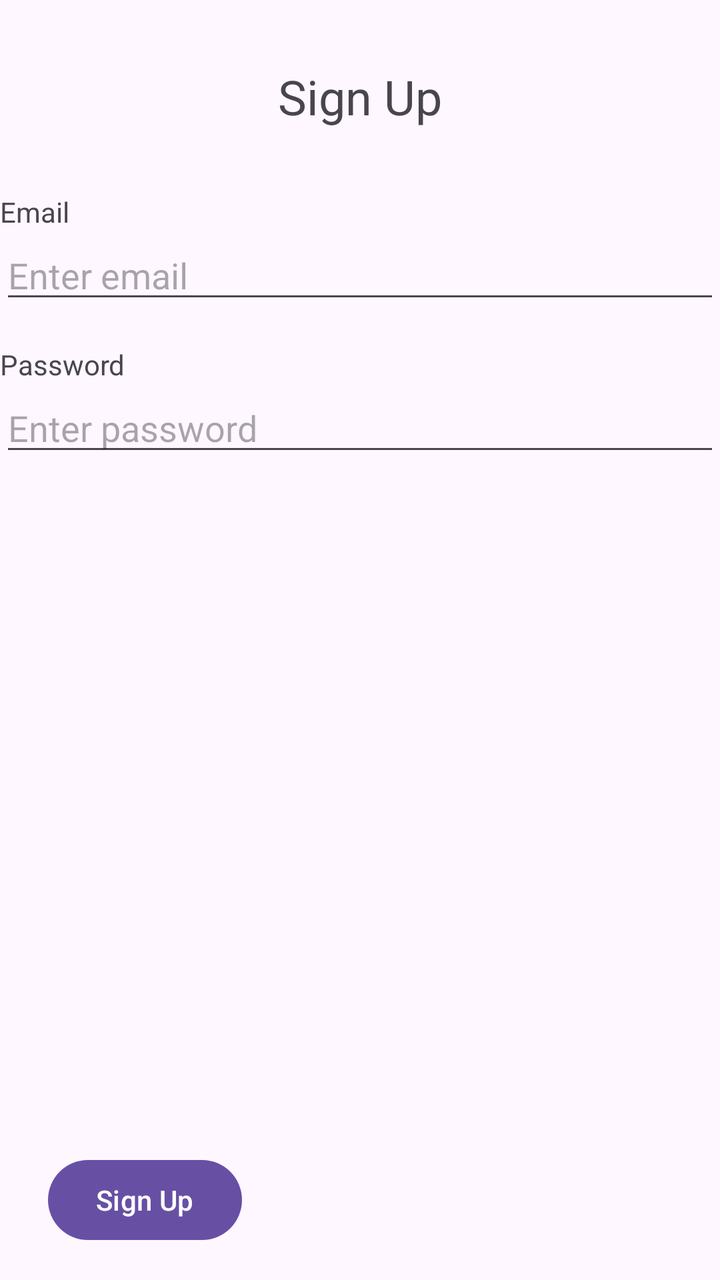
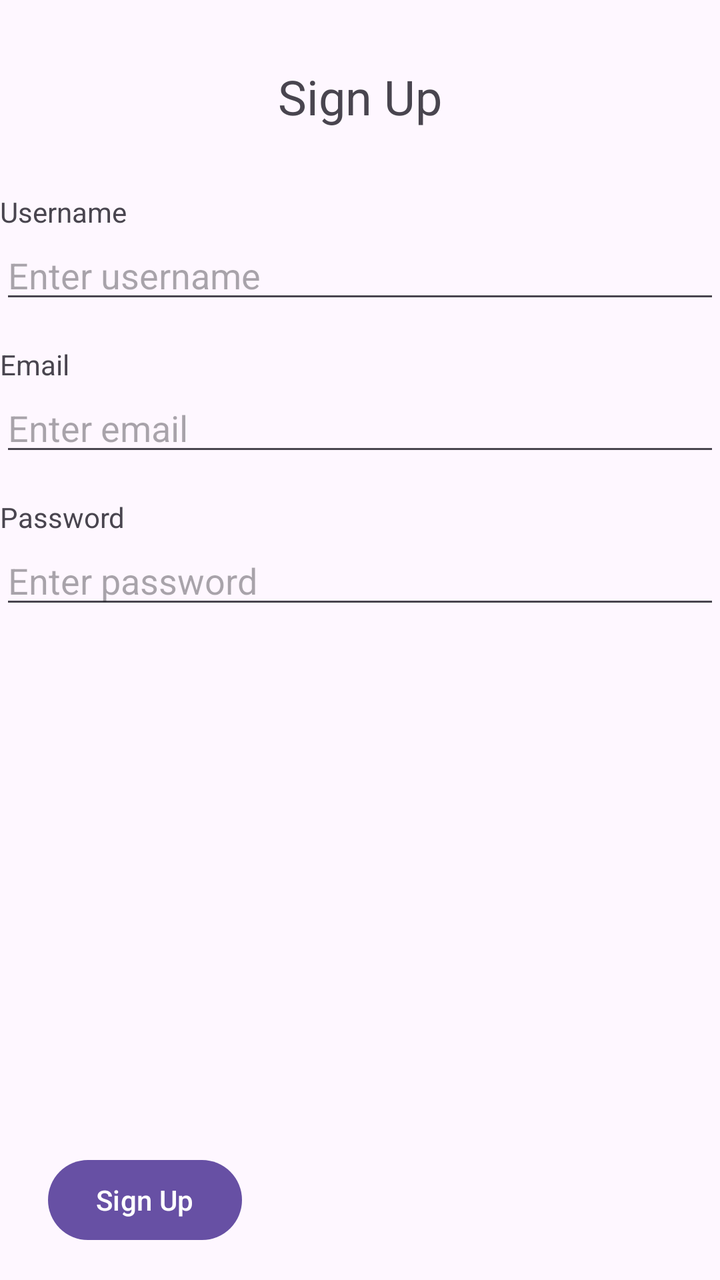

Screens rendered from an Android XML layout before and after an edit, with the pre-edit source and the edit as a unified diff.
<!-- AndroidManifest.xml: application theme Theme.Bolt2Brutus -->
<!-- res/layout/fragment_signup.xml -->
<?xml version="1.0" encoding="utf-8"?>
<androidx.constraintlayout.widget.ConstraintLayout xmlns:android="http://schemas.android.com/apk/res/android"
    xmlns:app="http://schemas.android.com/apk/res-auto"
    xmlns:tools="http://schemas.android.com/tools"
    android:layout_width="match_parent"
    android:layout_height="match_parent"
    tools:context=".SignupFragment">


    <TextView
        android:id="@+id/titleText"
        android:layout_width="wrap_content"
        android:layout_height="wrap_content"
        android:text="Sign Up"
        android:textSize="24sp"
        android:layout_marginTop="32dp"
        app:layout_constraintTop_toTopOf="parent"
        app:layout_constraintStart_toStartOf="parent"
        app:layout_constraintEnd_toEndOf="parent" />

    <TextView
        android:id="@+id/emailLabel"
        android:layout_width="0dp"
        android:layout_height="wrap_content"
        android:text="Email"
        android:layout_marginTop="32dp"
        app:layout_constraintTop_toBottomOf="@+id/titleText"
        app:layout_constraintStart_toStartOf="parent"
        app:layout_constraintEnd_toEndOf="parent" />

    <EditText
        android:id="@+id/emailEditText"
        android:layout_width="0dp"
        android:layout_height="wrap_content"
        android:hint="Enter email"
        android:inputType="textEmailAddress"
        android:maxLines="1"
        app:layout_constraintTop_toBottomOf="@+id/emailLabel"
        app:layout_constraintStart_toStartOf="parent"
        app:layout_constraintEnd_toEndOf="parent" />

    <TextView
        android:id="@+id/passwordLabel"
        android:layout_width="0dp"
        android:layout_height="wrap_content"
        android:text="Password"
        android:layout_marginTop="16dp"
        app:layout_constraintTop_toBottomOf="@+id/emailEditText"
        app:layout_constraintStart_toStartOf="parent"
        app:layout_constraintEnd_toEndOf="parent" />

    <EditText
        android:id="@+id/passwordEditText"
        android:layout_width="0dp"
        android:layout_height="wrap_content"
        android:hint="Enter password"
        android:inputType="textPassword"
        android:maxLines="1"
        app:layout_constraintTop_toBottomOf="@+id/passwordLabel"
        app:layout_constraintStart_toStartOf="parent"
        app:layout_constraintEnd_toEndOf="parent" />

    <Button
        android:id="@+id/signUpSubmitButton"
        android:layout_width="0dp"
        android:layout_height="wrap_content"
        android:layout_marginStart="24dp"
        android:layout_marginBottom="16dp"
        android:text="Sign Up"
        app:layout_constraintBottom_toBottomOf="parent"
        app:layout_constraintStart_toStartOf="parent" />


</androidx.constraintlayout.widget.ConstraintLayout>
<!-- resources referenced by this layout -->
<resources>
  <style name="Theme.Bolt2Brutus" parent="Base.Theme.Bolt2Brutus" />
  <style name="Base.Theme.Bolt2Brutus" parent="Theme.Material3.DayNight.NoActionBar">
          
          
      </style>
</resources>

<!-- the commit's change to res/layout/fragment_signup.xml (unified diff, before → after) -->
@@ -4,7 +4,7 @@
     xmlns:tools="http://schemas.android.com/tools"
     android:layout_width="match_parent"
     android:layout_height="match_parent"
-    tools:context=".SignupFragment">
+    tools:context=".ui.auth.SignupFragment">
 
 
     <TextView
@@ -19,12 +19,33 @@
         app:layout_constraintEnd_toEndOf="parent" />
 
     <TextView
+        android:id="@+id/usernameLabel"
+        android:layout_width="0dp"
+        android:layout_height="wrap_content"
+        android:text="Username"
+        android:layout_marginTop="32dp"
+        app:layout_constraintTop_toBottomOf="@+id/titleText"
+        app:layout_constraintStart_toStartOf="parent"
+        app:layout_constraintEnd_toEndOf="parent" />
+
+    <EditText
+        android:id="@+id/usernameEditText"
+        android:layout_width="0dp"
+        android:layout_height="wrap_content"
+        android:hint="Enter username"
+        android:inputType="text"
+        android:maxLines="1"
+        app:layout_constraintTop_toBottomOf="@+id/usernameLabel"
+        app:layout_constraintStart_toStartOf="parent"
+        app:layout_constraintEnd_toEndOf="parent" />
+
+    <TextView
         android:id="@+id/emailLabel"
         android:layout_width="0dp"
         android:layout_height="wrap_content"
         android:text="Email"
-        android:layout_marginTop="32dp"
-        app:layout_constraintTop_toBottomOf="@+id/titleText"
+        android:layout_marginTop="16dp"
+        app:layout_constraintTop_toBottomOf="@+id/usernameEditText"
         app:layout_constraintStart_toStartOf="parent"
         app:layout_constraintEnd_toEndOf="parent" />
 
